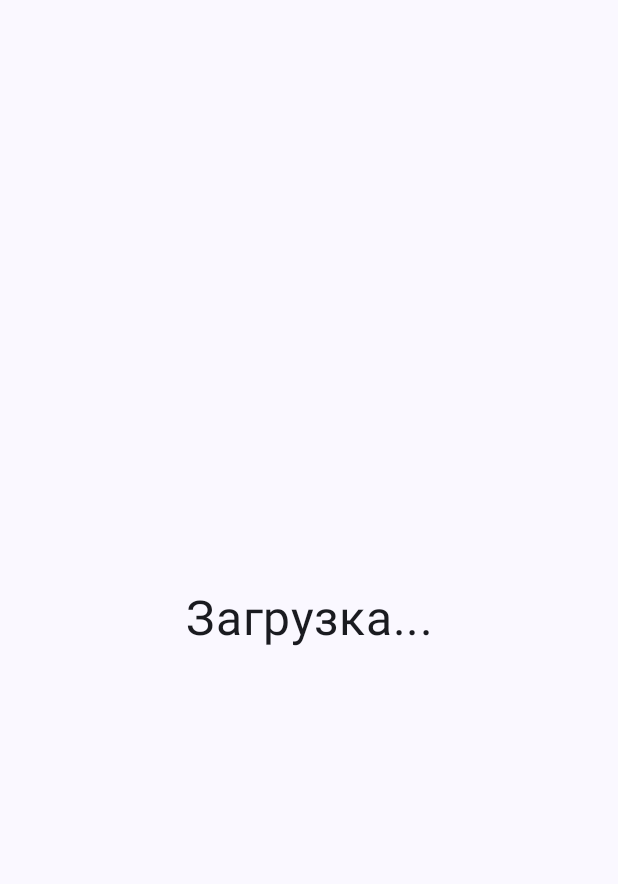
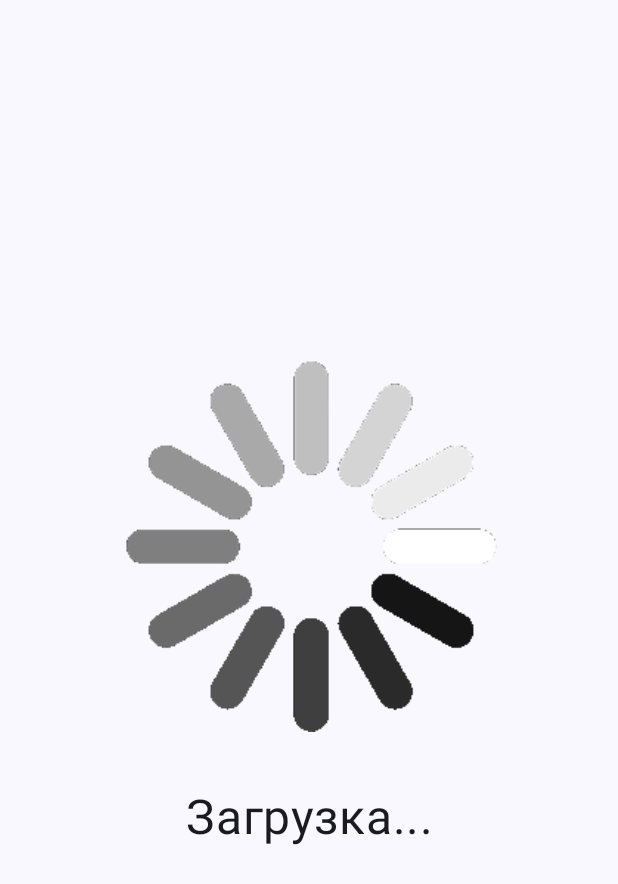
Before and after one commit to maryyywq/PetSimulator, an Android app built with Jetpack Compose: the composable LoadingScreen shown on its own in the app's theme, on a phone screen of 412 x 824 dp. Shown: the top 884 px of the screen. Run offline under Robolectric (Android 15) with nearby library versions, the light colour scheme and no system bars; libraries missing offline, so code that uses them is left out: coil.decode.

Commit message:
Добавила гифку на экран загрузки

```diff
--- a/app/src/main/java/com/petsimulator/ui/screens/LoadingScreen.kt
+++ b/app/src/main/java/com/petsimulator/ui/screens/LoadingScreen.kt
@@ -1,20 +1,20 @@
 package com.petsimulator.ui.screens
 
-import androidx.compose.animation.*
-import androidx.compose.animation.core.tween
-import androidx.compose.foundation.layout.*
-import androidx.compose.material3.*
-import androidx.compose.runtime.*
+import androidx.compose.foundation.layout.Box
+import androidx.compose.foundation.layout.Column
+import androidx.compose.foundation.layout.Spacer
+import androidx.compose.foundation.layout.fillMaxSize
+import androidx.compose.foundation.layout.height
+import androidx.compose.foundation.layout.padding
+import androidx.compose.material3.Text
+import androidx.compose.runtime.Composable
 import androidx.compose.ui.Alignment
 import androidx.compose.ui.Modifier
 import androidx.compose.ui.text.style.TextAlign
 import androidx.compose.ui.unit.dp
 import androidx.compose.ui.unit.sp
-import com.petsimulator.model.Color
-import com.petsimulator.model.Pet
-import com.petsimulator.model.Sex
-import kotlinx.coroutines.delay
-import kotlin.reflect.KClass
+import com.petsimulator.R
+import com.petsimulator.ui.GifAnimation
 
 @Composable
 fun LoadingScreen() {
@@ -22,6 +22,11 @@ fun LoadingScreen() {
         modifier = Modifier.fillMaxSize(),
         contentAlignment = Alignment.Center
     ) {
+        Column(horizontalAlignment = Alignment.CenterHorizontally) {
+            GifAnimation(R.drawable.loading_screen)
+
+            Spacer(modifier = Modifier.height(16.dp))
+
             Text(
                 text = "Загрузка...",
                 fontSize = 32.sp,
@@ -31,3 +36,4 @@ fun LoadingScreen() {
             )
         }
     }
+}
```
Also changed, not shown: app/src/main/res/drawable/loading_screen.gif (added). Lines whose indentation alone changed are shown as unchanged.
